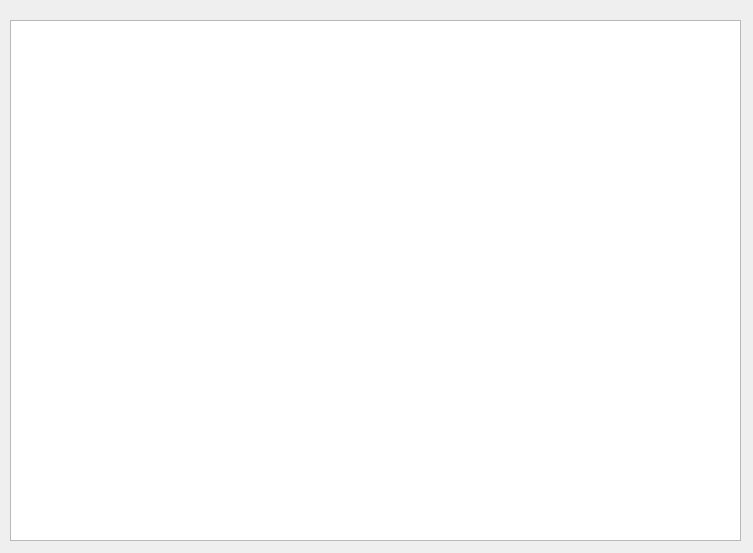
Before: the Qt Designer form software-assignment/result.ui in leander-deleted/goods-management-system, drawn with Qt 5.
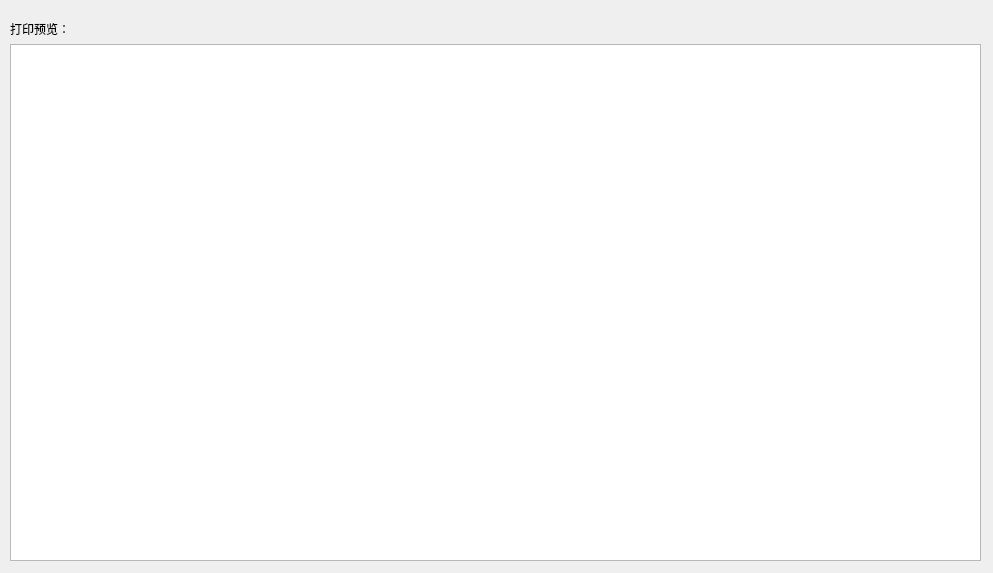
After: the same form once the commit is applied.

Diff of the .ui file:
```diff
--- a/software-assignment/result.ui
+++ b/software-assignment/result.ui
@@ -6,22 +6,47 @@
    <rect>
     <x>0</x>
     <y>0</y>
-    <width>753</width>
-    <height>553</height>
+    <width>993</width>
+    <height>573</height>
    </rect>
   </property>
   <property name="windowTitle">
    <string>Form</string>
   </property>
-  <widget class="QTableWidget" name="tableWidget">
+  <widget class="QWidget" name="layoutWidget">
    <property name="geometry">
     <rect>
      <x>10</x>
      <y>20</y>
-     <width>731</width>
-     <height>521</height>
+     <width>971</width>
+     <height>541</height>
     </rect>
    </property>
+   <layout class="QVBoxLayout" name="verticalLayout">
+    <item>
+     <widget class="QLabel" name="label">
+      <property name="sizePolicy">
+       <sizepolicy hsizetype="Preferred" vsizetype="Fixed">
+        <horstretch>0</horstretch>
+        <verstretch>0</verstretch>
+       </sizepolicy>
+      </property>
+      <property name="text">
+       <string>打印预览：</string>
+      </property>
+     </widget>
+    </item>
+    <item>
+     <widget class="QTableWidget" name="tableWidget">
+      <property name="sizePolicy">
+       <sizepolicy hsizetype="Expanding" vsizetype="Expanding">
+        <horstretch>0</horstretch>
+        <verstretch>1</verstretch>
+       </sizepolicy>
+      </property>
+     </widget>
+    </item>
+   </layout>
   </widget>
  </widget>
  <resources/>
```
